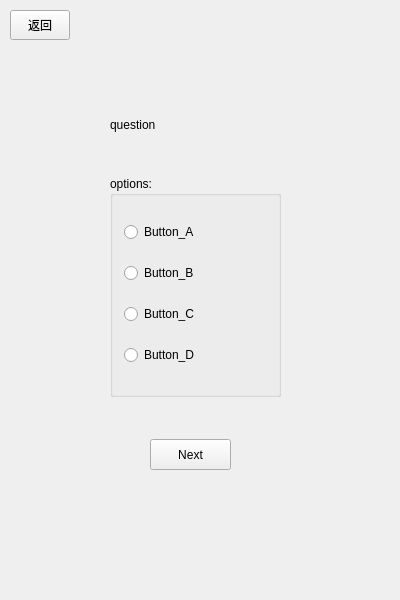
Old version of the form mainwindow.ui in the repository HowLeeHi/Reciter.
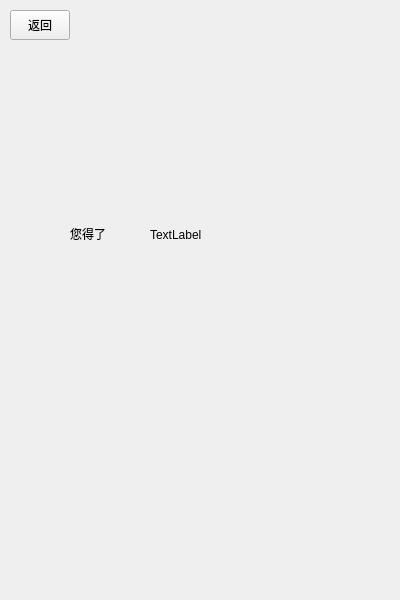
New version of the form. The open tabs and pages were chosen to show the change.

The edit to the form file:
```diff
--- a/mainwindow.ui
+++ b/mainwindow.ui
@@ -670,7 +670,7 @@
        </rect>
       </property>
       <property name="currentIndex">
-       <number>1</number>
+       <number>2</number>
       </property>
       <widget class="QWidget" name="page_4">
        <widget class="QLabel" name="test_title">
@@ -705,7 +705,7 @@
        <widget class="QLabel" name="question">
         <property name="geometry">
          <rect>
-          <x>110</x>
+          <x>150</x>
           <y>60</y>
           <width>121</width>
           <height>31</height>
@@ -718,10 +718,10 @@
        <widget class="QGroupBox" name="options">
         <property name="geometry">
          <rect>
-          <x>110</x>
-          <y>127</y>
-          <width>171</width>
-          <height>221</height>
+          <x>20</x>
+          <y>97</y>
+          <width>361</width>
+          <height>321</height>
          </rect>
         </property>
         <property name="title">
@@ -765,7 +765,7 @@
         <property name="geometry">
          <rect>
           <x>150</x>
-          <y>390</y>
+          <y>430</y>
           <width>81</width>
           <height>31</height>
          </rect>
@@ -775,6 +775,34 @@
         </property>
        </widget>
       </widget>
+      <widget class="QWidget" name="page_6">
+       <widget class="QLabel" name="grade">
+        <property name="geometry">
+         <rect>
+          <x>70</x>
+          <y>110</y>
+          <width>261</width>
+          <height>151</height>
+         </rect>
+        </property>
+        <property name="text">
+         <string>&lt;html&gt;&lt;head/&gt;&lt;body&gt;&lt;p&gt;您得了&lt;/p&gt;&lt;/body&gt;&lt;/html&gt;</string>
+        </property>
+       </widget>
+       <widget class="QLabel" name="grade1">
+        <property name="geometry">
+         <rect>
+          <x>150</x>
+          <y>180</y>
+          <width>54</width>
+          <height>12</height>
+         </rect>
+        </property>
+        <property name="text">
+         <string>TextLabel</string>
+        </property>
+       </widget>
+      </widget>
      </widget>
     </widget>
     <widget class="QWidget" name="Schedule">
```
Left out of the diff: 15 changed lines with no effect on the pictures.
